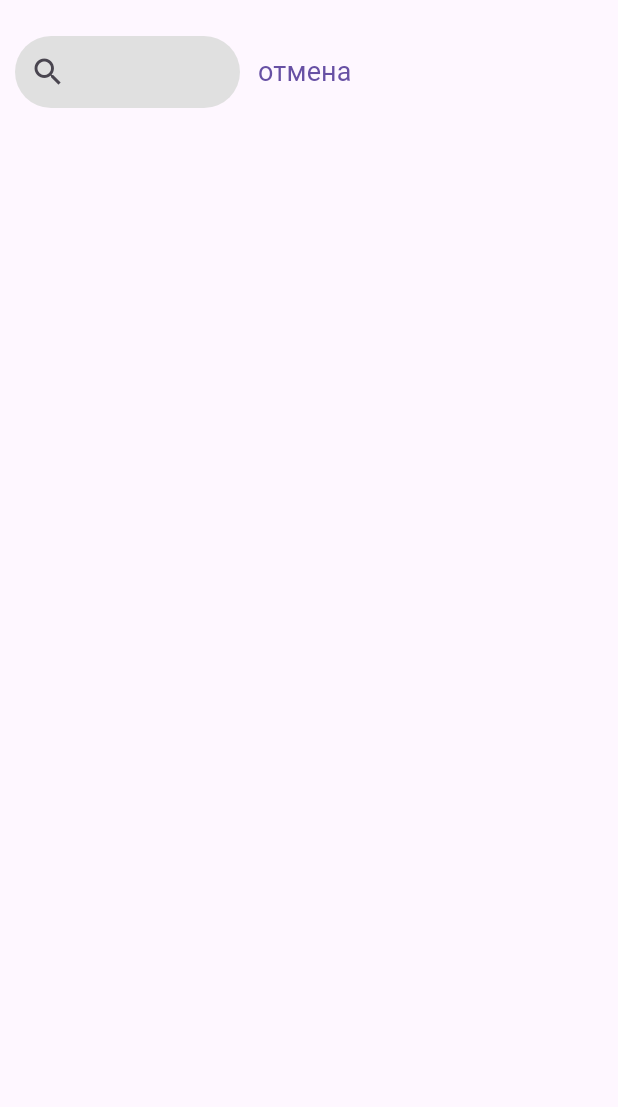
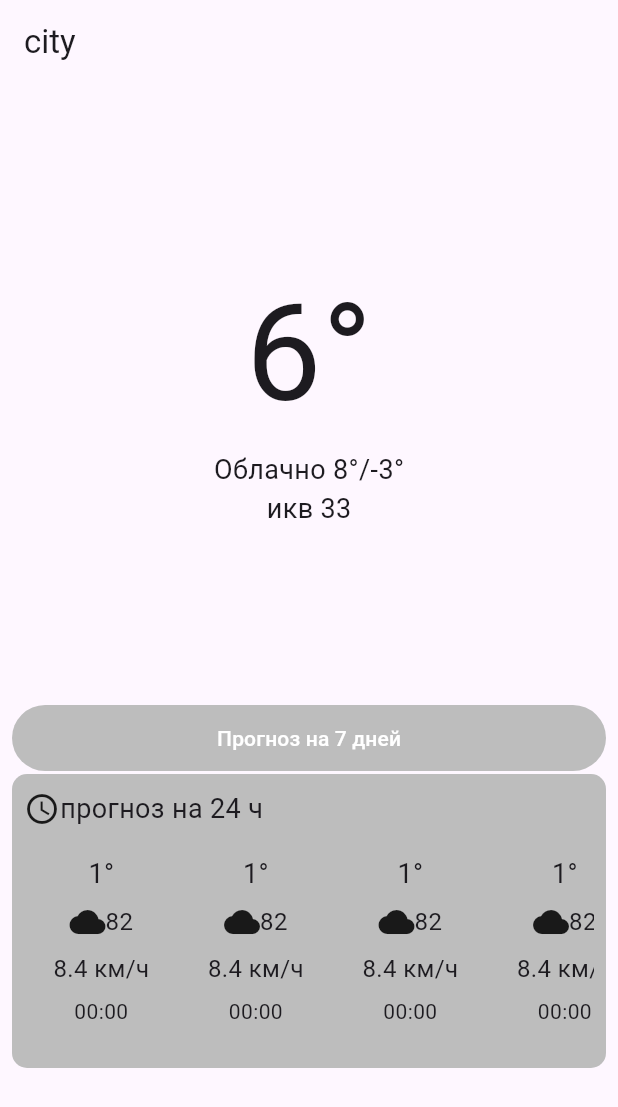
Before and after one commit to seyton35/weather_pet, a Flutter app: the screen it shows after launch, on a phone screen of 412 x 824 dp. Shown: the top 1107 px of the screen. Run offline on Flutter 3.47's test engine with Material 3 defaults, Android fonts, the light colour scheme and no system bars.

Commit message:
ui of mainScreen

```diff
--- a/lib/ui/widgets/main_app/main_app.dart
+++ b/lib/ui/widgets/main_app/main_app.dart
@@ -9,7 +9,7 @@ class MainApp extends StatelessWidget {
   Widget build(BuildContext context) {
     return MaterialApp(
       title: 'Weather',
-      initialRoute: mainNavigation.initialRoute(false),
+      initialRoute: mainNavigation.initialRoute(true),
       routes: mainNavigation.routes,
       onGenerateRoute: mainNavigation.onGeneratedRoute,
     );
--- a/lib/ui/widgets/main_screen/main_screen.dart
+++ b/lib/ui/widgets/main_screen/main_screen.dart
@@ -5,8 +5,180 @@ class MainScreen extends StatelessWidget {
 
   @override
   Widget build(BuildContext context) {
-    return Container(
-      child: Text('main screen'),
+    return Scaffold(
+      appBar: AppBar(title: const Text('city')),
+      body: const _BodyWIdget(),
     );
   }
 }
+
+class TemperatureByHour {
+  final int temp_c;
+  final double wind_kph;
+  final String time;
+  final int cloud;
+
+  TemperatureByHour({
+    required this.temp_c,
+    required this.wind_kph,
+    required this.time,
+    required this.cloud,
+  });
+}
+
+class _BodyWIdget extends StatelessWidget {
+  const _BodyWIdget();
+
+  @override
+  Widget build(BuildContext context) {
+    return Padding(
+      padding: const EdgeInsets.symmetric(horizontal: 8),
+      child: ListView(
+        children: [
+          const _CurrentWeather(),
+          _GetWeeklyWeatherButton(),
+          _HourlyWeather(),
+        ],
+      ),
+    );
+  }
+}
+
+class _CurrentWeather extends StatelessWidget {
+  const _CurrentWeather();
+
+  @override
+  Widget build(BuildContext context) {
+    final size = MediaQuery.of(context).size;
+    return SizedBox(
+      height: size.height / 2,
+      child: const Column(
+        crossAxisAlignment: CrossAxisAlignment.center,
+        mainAxisAlignment: MainAxisAlignment.center,
+        children: [
+          Text(
+            '6°',
+            style: TextStyle(fontSize: 90),
+          ),
+          Text(
+            'Облачно 8°/-3°',
+            style: TextStyle(fontSize: 18),
+          ),
+          Text(
+            'икв 33',
+            style: TextStyle(fontSize: 18),
+          ),
+        ],
+      ),
+    );
+  }
+}
+
+class _GetWeeklyWeatherButton extends StatelessWidget {
+  const _GetWeeklyWeatherButton({
+    super.key,
+  });
+
+  @override
+  Widget build(BuildContext context) {
+    return OutlinedButton(
+      onPressed: () {},
+      style: ButtonStyle(
+        padding: MaterialStateProperty.all(
+          const EdgeInsets.symmetric(vertical: 12),
+        ),
+        backgroundColor: MaterialStateProperty.all(Colors.grey[400]),
+        side: MaterialStatePropertyAll(BorderSide.none),
+        shape: MaterialStatePropertyAll(
+          RoundedRectangleBorder(
+            borderRadius: BorderRadius.circular(999),
+          ),
+        ),
+      ),
+      child: const Text(
+        'Прогноз на 7 дней',
+        style: TextStyle(
+          color: Colors.white,
+        ),
+      ),
+    );
+  }
+}
+
+class _HourlyWeather extends StatelessWidget {
+  List<TemperatureByHour> tempHourly = [
+    TemperatureByHour(
+      temp_c: 1,
+      cloud: 82,
+      wind_kph: 8.4,
+      time: '00:00',
+    ),
+  ];
+
+  @override
+  Widget build(BuildContext context) {
+    return Container(
+      padding: const EdgeInsets.symmetric(vertical: 10, horizontal: 8),
+      decoration: BoxDecoration(
+        borderRadius: BorderRadius.circular(10),
+        color: Colors.grey[400],
+      ),
+      child: Column(
+        crossAxisAlignment: CrossAxisAlignment.start,
+        children: [
+          const Row(
+            children: [
+              Icon(Icons.access_time),
+              Text(
+                'прогноз на 24 ч',
+                style: TextStyle(fontSize: 18),
+              ),
+            ],
+          ),
+          SizedBox(
+            height: 150,
+            child: ListView.builder(
+              scrollDirection: Axis.horizontal,
+              itemCount: 24,
+              itemBuilder: (context, index) =>
+                  _HourWeatherWidget(hourWeather: tempHourly[0]),
+            ),
+          ),
+        ],
+      ),
+    );
+  }
+}
+
+class _HourWeatherWidget extends StatelessWidget {
+  final TemperatureByHour hourWeather;
+  const _HourWeatherWidget({required this.hourWeather});
+
+  @override
+  Widget build(BuildContext context) {
+    const textStyle = TextStyle(fontSize: 16);
+    // todo: calculate width correctly
+    final width = MediaQuery.of(context).size.width / 4;
+    return Container(
+        width: width,
+        height: double.infinity,
+        child: Column(
+          mainAxisAlignment: MainAxisAlignment.spaceBetween,
+          children: [
+            const SizedBox(height: 10),
+            Text('${hourWeather.temp_c}°',
+                style: const TextStyle(fontSize: 18)),
+            Row(
+              mainAxisAlignment: MainAxisAlignment.center,
+              children: [
+                const Icon(Icons.cloud),
+                Text('${hourWeather.cloud}', style: textStyle),
+              ],
+            ),
+            Text('${hourWeather.wind_kph} км/ч', style: textStyle),
+            Text(hourWeather.time),
+            const SizedBox(height: 10),
+          ],
+        ));
+  }
+}
```
